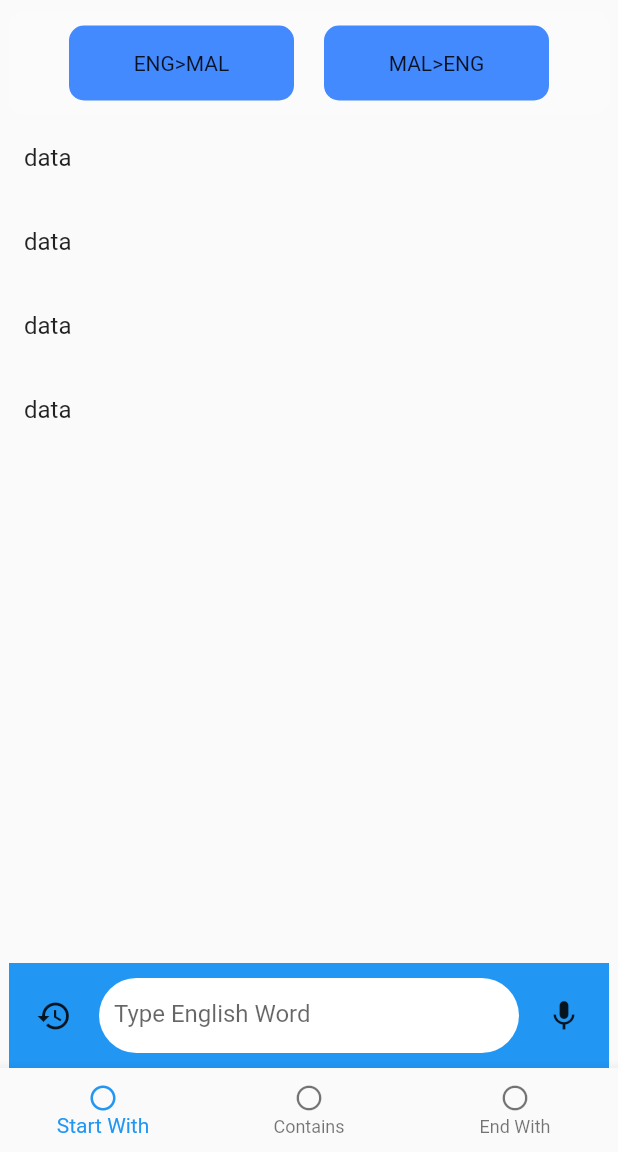
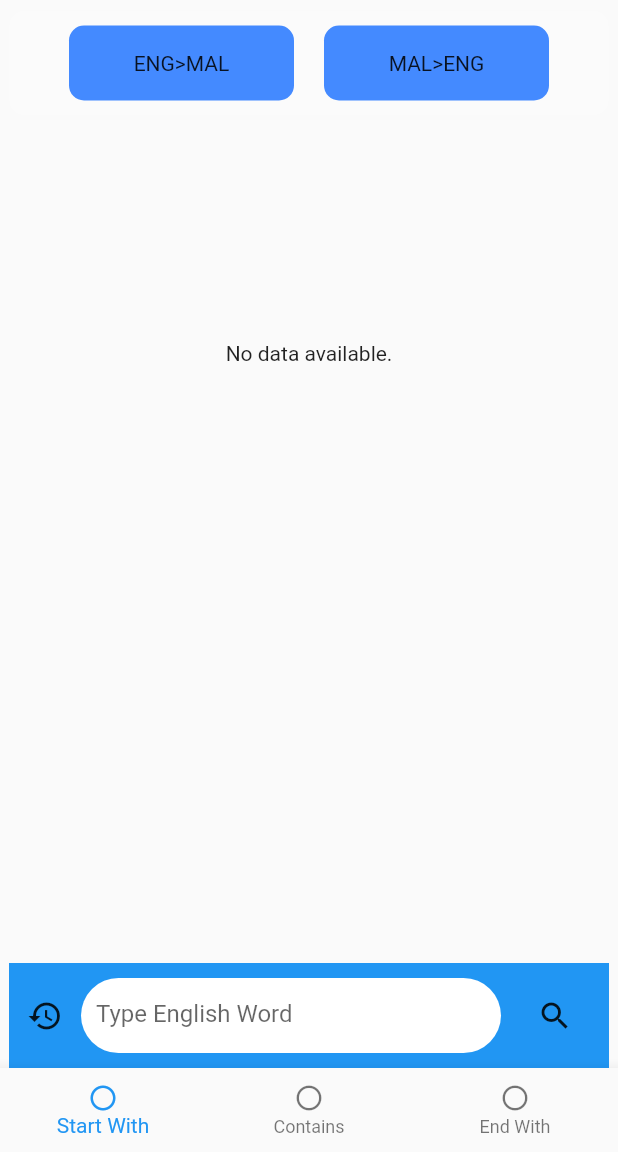
Before and after one commit to shuhailn/dictionary, a Flutter app: the screen it shows after launch, on a phone screen of 412 x 824 dp, the part 84-1236 px from its top. Run offline on Flutter 3.47's test engine with Material 2 defaults, Android fonts, the phone set to English and light mode, and no system bars; our stand-ins replace csv, hive, hive_flutter; accounts and stored records are empty.

Commit message:
built ui for search ouput result

```diff
--- a/lib/main.dart
+++ b/lib/main.dart
@@ -8,6 +8,7 @@ import 'package:hive_flutter/hive_flutter.dart';
 
 void main() async {
   WidgetsFlutterBinding.ensureInitialized();
+  //initialize hive
   await Hive.initFlutter();
   //register the type adapter
   Hive.registerAdapter(SearchWordModelAdapter());
@@ -18,7 +19,7 @@ void main() async {
   if (dictionaryBox.isEmpty) {
     loadData();
   }
-  getSearchWord("a bed roses");
+
 
   runApp(const MyApp());
 }
--- a/lib/ui/check.dart
+++ b/lib/ui/check.dart
@@ -0,0 +1 @@
+import 'package:flutter/material.dart';
--- a/lib/ui/homepage.dart
+++ b/lib/ui/homepage.dart
@@ -1,31 +1,32 @@
+import 'package:dictionary/functions/searchfunction.dart';
 import 'package:dictionary/shared/drawer/drawer.dart';
 import 'package:flutter/material.dart';
+import 'package:dictionary/models/searchwordmodel.dart';
 
 import '../shared/bottomNavBar/bottomNavBar.dart';
 
-class HomePage extends StatelessWidget {
+class HomePage extends StatefulWidget {
   const HomePage({super.key});
 
   @override
+  State<HomePage> createState() => _HomePageState();
+}
+
+class _HomePageState extends State<HomePage> {
+  late Future<List<SearchWordModel>> dataFuture = Future.value([]);
+
+  @override
+
   Widget build(BuildContext context) {
     TextEditingController searchItemController = TextEditingController();
     return Scaffold(
-      drawer: MainDrawer(),
-      appBar: AppBar(
-        elevation: 0,
-        title: const Text("Malayalam Dictionary"),
-        actions: const [
-          Padding(
-            padding: EdgeInsets.only(right: 20),
-            child: Icon(Icons.share),
-          )
-        ],
-      ),
+      drawer: const MainDrawer(),
+      appBar: _appBar(),
       body: Stack(children: [
         Column(
           crossAxisAlignment: CrossAxisAlignment.center,
           children: [
-            SizedBox(
+            const SizedBox(
               height: 7,
             ),
             Center(
@@ -46,10 +47,10 @@ class HomePage extends StatelessWidget {
                         ),
                         width: 150,
                         height: 50,
-                        child: Center(child: Text("ENG>MAL")),
+                        child: const Center(child: Text("ENG>MAL")),
                       ),
                     ),
-                    SizedBox(
+                    const SizedBox(
                       width: 20,
                     ),
                     Container(
@@ -59,47 +60,122 @@ class HomePage extends StatelessWidget {
                       ),
                       width: 150,
                       height: 50,
-                      child: Center(child: Text("MAL>ENG")),
+                      child: const Center(child: Text("MAL>ENG")),
                     ),
                   ],
                 ),
               ),
             ),
             Expanded(
-              child: ListView(
+              child: FutureBuilder<List<SearchWordModel>>(
+                future: dataFuture,
+                builder: (context, snapshot) {
+                  if (snapshot.connectionState == ConnectionState.waiting) {
+                    return const Center(
+                      child: CircularProgressIndicator(),
+                    );
+                  } else if (snapshot.hasError) {
+                    return Center(
+                      child: Text('Error: ${snapshot.error}'),
+                    );
+                  } else if (!snapshot.hasData || snapshot.data!.isEmpty) {
+                    return const Center(
+                      child: Text('No data available.'),
+                    );
+                  } else {
+                    // Display your data here
+                    return ListView.builder(
+                      itemCount: snapshot.data!.length,
+                      itemBuilder: (context, index) {
+                        final item = snapshot.data![index];
+                        return ListTile(
+                          title: Text(item.englishWword),
+                          subtitle: Text(item.malayalamWord),
+                          // Add more details as needed
+                        );
+                      },
+                    );
+                  }
+                },
+              ),
+            ),
+            Expanded(
+              child: Align(
+                alignment: Alignment.bottomCenter,
+                child: Container(
+                  height: 70,
+                  width: 400,
+                  color: Colors.blue,
+                  child: Row(
+                    mainAxisAlignment: MainAxisAlignment.spaceEvenly,
                     children: [
-                  ListTile(
-                    title: Text("data"),
+                      const Icon(Icons.history),
+                      Container(
+                        decoration: BoxDecoration(
+                          color: Colors.white,
+                          borderRadius: BorderRadius.circular(32),
                         ),
-                  ListTile(
-                    title: Text("data"),
+                        width: 280,
+                        height: 50,
+                        child: TextField(
+                          decoration: const InputDecoration(
+                            hintText: "Type English Word",
+                            border: InputBorder.none,
+                            contentPadding: EdgeInsets.all(10),
                           ),
-                  ListTile(
-                    title: Text("data"),
+                          controller: searchItemController,
                         ),
-                  ListTile(
-                    title: Text("data"),
                       ),
+                      IconButton(
+                        icon: const Icon(Icons.search),
+                        onPressed: () {
+                          setState(() {
+                            // Update dataFuture with the new search term
+                            var searchWordListFuture = getSearchWord(
+                                searchItemController.text.toString());
+                            dataFuture = searchWordListFuture;
+                            print(searchWordListFuture);
+                          });
+                        },
+                      )
                     ],
                   ),
                 ),
-            SearchBar(searchItemController: searchItemController)
+              ),
+            )
           ],
         ),
       ]),
-      bottomNavigationBar: BottomNavBar(),
+      bottomNavigationBar: const BottomNavBar(),
+    );
+  }
+
+  AppBar _appBar() {
+    return AppBar(
+      elevation: 0,
+      title: const Text("Malayalam Dictionary"),
+      actions: const [
+        Padding(
+          padding: EdgeInsets.only(right: 20),
+          child: Icon(Icons.share),
+        )
+      ],
     );
   }
 }
 
-class SearchBar extends StatelessWidget {
+class SearchBar extends StatefulWidget {
   const SearchBar({
     super.key,
     required this.searchItemController,
   });
 
+  @override
+  State<SearchBar> createState() => _SearchBarState();
   final TextEditingController searchItemController;
+}
 
+class _SearchBarState extends State<SearchBar> {
   @override
   Widget build(BuildContext context) {
     return Expanded(
@@ -112,7 +188,7 @@ class SearchBar extends StatelessWidget {
           child: Row(
             mainAxisAlignment: MainAxisAlignment.spaceEvenly,
             children: [
-              Icon(Icons.history),
+              const Icon(Icons.history),
               Container(
                 decoration: BoxDecoration(
                   color: Colors.white,
@@ -121,15 +197,25 @@ class SearchBar extends StatelessWidget {
                 width: 280,
                 height: 50,
                 child: TextField(
-                  decoration: InputDecoration(
+                  decoration: const InputDecoration(
                     hintText: "Type English Word",
                     border: InputBorder.none,
                     contentPadding: EdgeInsets.all(10),
                   ),
-                  controller: searchItemController,
+                  controller: widget.searchItemController,
                 ),
               ),
-              Icon(Icons.mic)
+              IconButton(
+                icon: const Icon(Icons.search),
+                onPressed: () {
+                  setState(() {
+                    // Update dataFuture with the new search term
+                    var searchWordListFuture = getSearchWord(
+                        widget.searchItemController.text.toString());
+                    print(searchWordListFuture);
+                  });
+                },
+              )
             ],
           ),
         ),
```
Also changed, not shown: lib/database/dataloader.dart (+20 -8 lines), lib/functions/searchfunction.dart (+14 -2 lines). Lines whose indentation alone changed are shown as unchanged.
